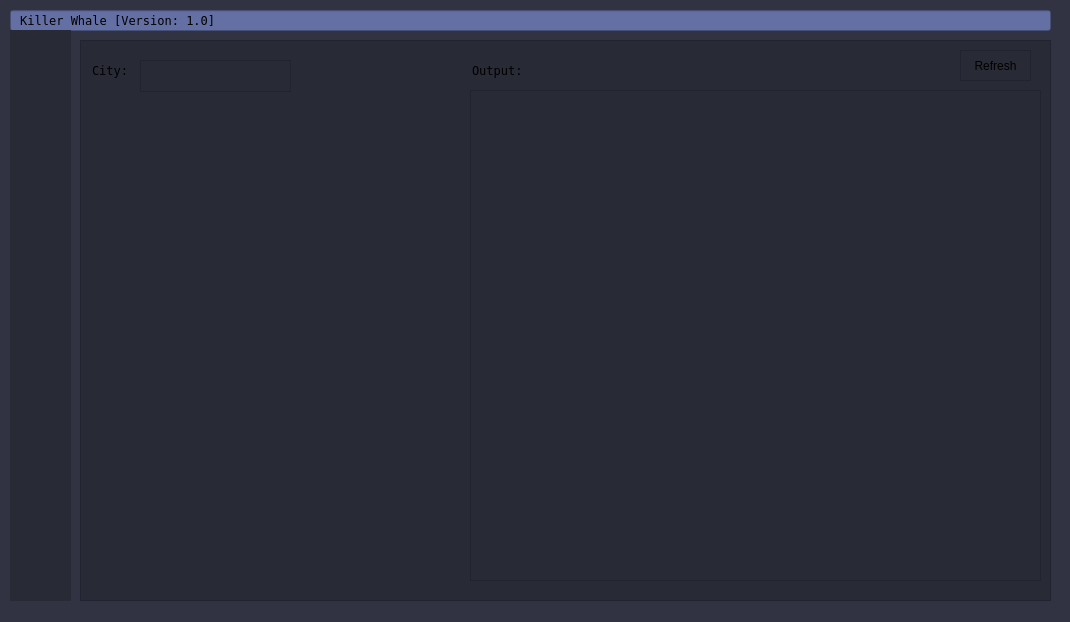
Old version of the form mainwindow.ui in the repository ManuCiao10/gui_qt.
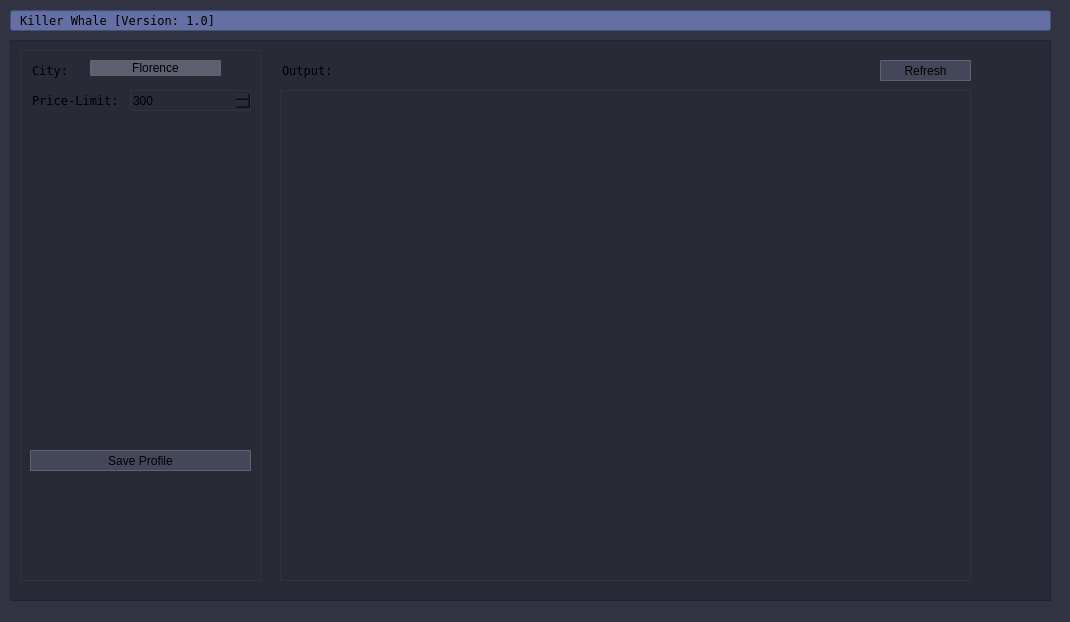
New version of the form. Icons and pictures are not drawn.

Diff of the .ui file:
```diff
--- a/mainwindow.ui
+++ b/mainwindow.ui
@@ -50,54 +50,12 @@
      <bool>true</bool>
     </property>
    </widget>
-   <widget class="QWidget" name="widget" native="true">
-    <property name="geometry">
-     <rect>
-      <x>10</x>
-      <y>30</y>
-      <width>61</width>
-      <height>571</height>
-     </rect>
-    </property>
-    <property name="styleSheet">
-     <string notr="true">background-color: rgb(40, 42, 53);</string>
-    </property>
-    <widget class="QPushButton" name="pushButton">
-     <property name="geometry">
-      <rect>
-       <x>10</x>
-       <y>10</y>
-       <width>41</width>
-       <height>41</height>
-      </rect>
-     </property>
-     <property name="styleSheet">
-      <string notr="true">border: none;</string>
-     </property>
-     <property name="text">
-      <string/>
-     </property>
-     <property name="icon">
-      <iconset resource="resource.qrc">
-       <normaloff>:/icons8-settings-64.png</normaloff>:/icons8-settings-64.png</iconset>
-     </property>
-     <property name="iconSize">
-      <size>
-       <width>50</width>
-       <height>50</height>
-      </size>
-     </property>
-     <property name="shortcut">
-      <string notr="true"/>
-     </property>
-    </widget>
-   </widget>
    <widget class="QWidget" name="widget_2" native="true">
     <property name="geometry">
      <rect>
-      <x>80</x>
+      <x>10</x>
       <y>40</y>
-      <width>971</width>
+      <width>1041</width>
       <height>561</height>
      </rect>
     </property>
@@ -108,15 +66,14 @@
     <widget class="QWidget" name="widget_3" native="true">
      <property name="geometry">
       <rect>
-       <x>390</x>
+       <x>270</x>
        <y>50</y>
-       <width>571</width>
+       <width>691</width>
        <height>491</height>
       </rect>
      </property>
      <property name="styleSheet">
-      <string notr="true">background-color: rgb(40, 42, 53);
-border : 0.7px solid rgb(34, 35, 48)</string>
+      <string notr="true">border : 1px solid rgb(48, 52, 62)</string>
      </property>
     </widget>
     <widget class="QLineEdit" name="lineEdit_2">
@@ -125,7 +82,7 @@
      </property>
      <property name="geometry">
       <rect>
-       <x>390</x>
+       <x>270</x>
        <y>20</y>
        <width>81</width>
        <height>20</height>
@@ -149,6 +106,24 @@
       <bool>true</bool>
      </property>
     </widget>
+    <widget class="QWidget" name="widget_4" native="true">
+     <property name="geometry">
+      <rect>
+       <x>10</x>
+       <y>10</y>
+       <width>241</width>
+       <height>531</height>
+      </rect>
+     </property>
+     <property name="contextMenuPolicy">
+      <enum>Qt::NoContextMenu</enum>
+     </property>
+     <property name="layoutDirection">
+      <enum>Qt::LeftToRight</enum>
+     </property>
+     <property name="styleSheet">
+      <string notr="true">border : 1px solid rgb(48, 52, 62)</string>
+     </property>
     <widget class="QLineEdit" name="lineEdit_3">
      <property name="enabled">
       <bool>true</bool>
@@ -156,7 +131,7 @@
      <property name="geometry">
       <rect>
        <x>10</x>
-       <y>20</y>
+        <y>10</y>
        <width>51</width>
        <height>20</height>
       </rect>
@@ -179,33 +154,120 @@
       <bool>true</bool>
      </property>
     </widget>
-    <widget class="QPushButton" name="pushButton_2">
+     <widget class="QLineEdit" name="lineEdit_4">
+      <property name="enabled">
+       <bool>true</bool>
+      </property>
      <property name="geometry">
       <rect>
-       <x>880</x>
-       <y>10</y>
-       <width>71</width>
-       <height>31</height>
-      </rect>
-     </property>
+        <x>10</x>
+        <y>40</y>
+        <width>111</width>
+        <height>20</height>
+       </rect>
+      </property>
+      <property name="font">
+       <font>
+        <family>Andale Mono</family>
+       </font>
+      </property>
+      <property name="acceptDrops">
+       <bool>false</bool>
+      </property>
+      <property name="styleSheet">
+       <string notr="true">border:none;</string>
+      </property>
      <property name="text">
-      <string>Refresh</string>
+       <string>Price-Limit:</string>
+      </property>
+      <property name="readOnly">
+       <bool>true</bool>
      </property>
     </widget>
     <widget class="QPushButton" name="pushButton_3">
      <property name="geometry">
       <rect>
-       <x>60</x>
+        <x>70</x>
+        <y>10</y>
+        <width>131</width>
+        <height>16</height>
+       </rect>
+      </property>
+      <property name="contextMenuPolicy">
+       <enum>Qt::NoContextMenu</enum>
+      </property>
+      <property name="styleSheet">
+       <string notr="true">background-color: rgb(92, 95, 111);
+border-style: solid;
+border-width:2px;
+border-radius:2px;
+border-color: rgb(95, 98, 111);</string>
+      </property>
+      <property name="text">
+       <string>Florence</string>
+      </property>
+     </widget>
+     <widget class="QSpinBox" name="spinBox">
+      <property name="geometry">
+       <rect>
+        <x>110</x>
+        <y>40</y>
+        <width>121</width>
+        <height>21</height>
+       </rect>
+      </property>
+      <property name="minimum">
+       <number>300</number>
+      </property>
+      <property name="maximum">
+       <number>1000</number>
+      </property>
+     </widget>
+     <widget class="QPushButton" name="pushButton_4">
+      <property name="geometry">
+       <rect>
+        <x>10</x>
+        <y>400</y>
+        <width>221</width>
+        <height>21</height>
+       </rect>
+      </property>
+      <property name="contextMenuPolicy">
+       <enum>Qt::NoContextMenu</enum>
+      </property>
+      <property name="styleSheet">
+       <string notr="true">background-color: rgb(68, 71, 89);
+border-style: solid;
+border-width:1px;
+border-radius:1px;
+border-color: rgb(95, 98, 111);</string>
+      </property>
+      <property name="text">
+       <string>Save Profile</string>
+      </property>
+     </widget>
+    </widget>
+    <widget class="QPushButton" name="pushButton_5">
+     <property name="geometry">
+      <rect>
+       <x>870</x>
        <y>20</y>
-       <width>151</width>
-       <height>32</height>
+       <width>91</width>
+       <height>21</height>
       </rect>
      </property>
      <property name="contextMenuPolicy">
       <enum>Qt::NoContextMenu</enum>
      </property>
+     <property name="styleSheet">
+      <string notr="true">background-color: rgb(68, 71, 89);
+border-style: solid;
+border-width:1px;
+border-radius:1px;
+border-color: rgb(95, 98, 111);</string>
+     </property>
      <property name="text">
-      <string/>
+      <string>Refresh</string>
      </property>
     </widget>
    </widget>
```
Left out of the diff: 8 changed lines with no effect on the pictures. Lines whose indentation alone changed are shown as unchanged.
